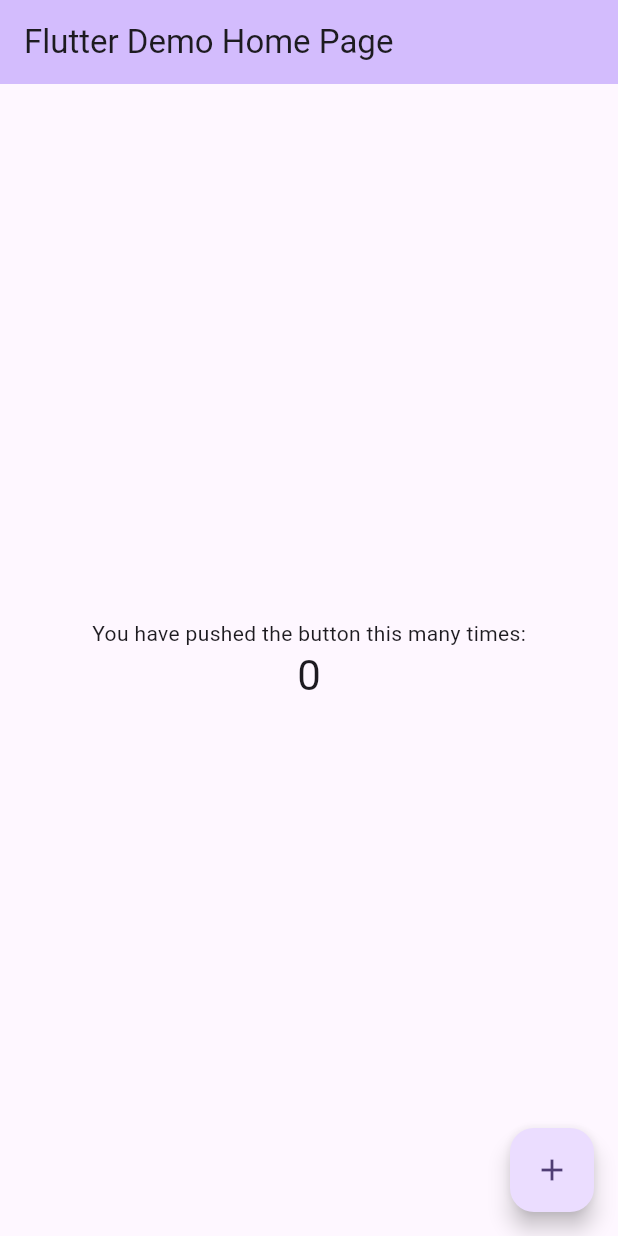
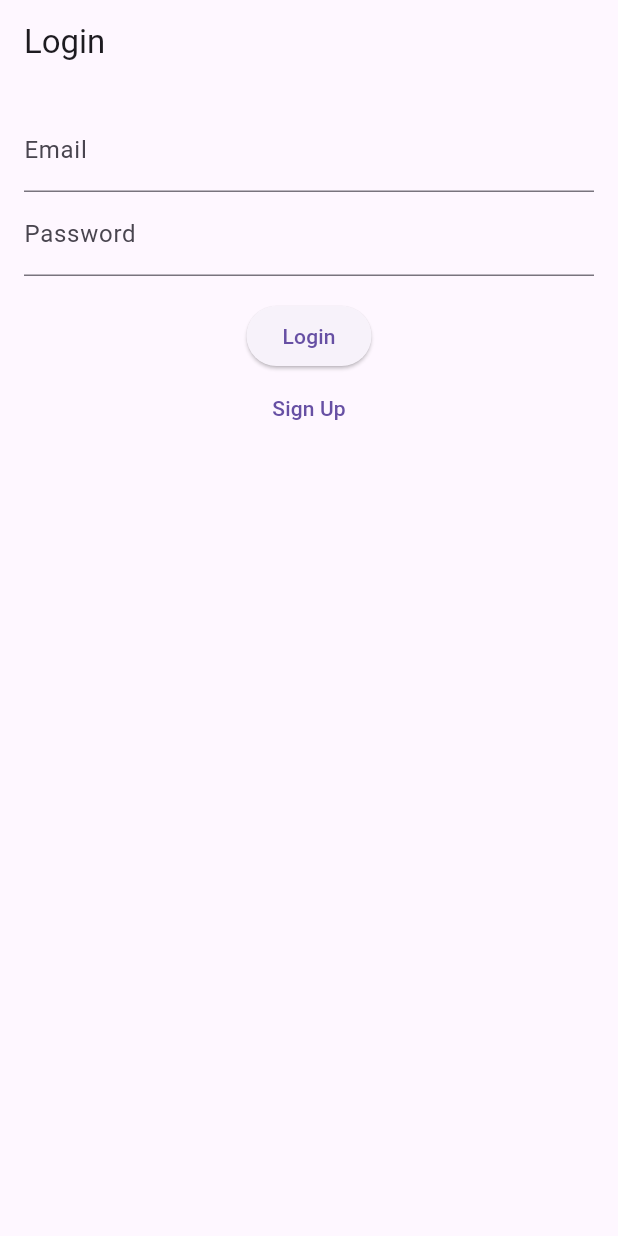
Before and after one commit to NtwaliEliel/Notes-App, a Flutter app: the screen it shows after launch, on a phone screen of 412 x 824 dp. Run offline on Flutter 3.47's test engine with Material 3 defaults, Android fonts, the phone set to English and light mode, and no system bars; our stand-ins replace cloud_firestore, firebase_auth, firebase_core; accounts and stored records are empty.

Commit message:
Updates in Main File

```diff
--- /dev/null
+++ b/notes_app/lib/domain/note_model.dart
@@ -0,0 +1,28 @@
+class Note {
+  final String id;
+  final String text;
+  final DateTime createdAt;
+
+  Note({
+    required this.id,
+    required this.text,
+    required this.createdAt,
+  });
+
+  Map<String, dynamic> toMap(String userId) {
+    return {
+      'id': id,
+      'text': text,
+      'createdAt': createdAt.toIso8601String(),
+      'userId': userId,
+    };
+  }
+
+  factory Note.fromMap(Map<String, dynamic> map) {
+    return Note(
+      id: map['id'],
+      text: map['text'],
+      createdAt: DateTime.parse(map['createdAt']),
+    );
+  }
+}
--- a/notes_app/lib/main.dart
+++ b/notes_app/lib/main.dart
@@ -1,6 +1,11 @@
 import 'package:flutter/foundation.dart';
 import 'package:flutter/material.dart';
 import 'package:firebase_core/firebase_core.dart';
+import 'package:provider/provider.dart';
+import 'providers/auth_provider.dart';
+import 'providers/notes_provider.dart';
+import 'presentation/auth/login_screen.dart';
+import 'presentation/notes/notes_screen.dart';
 
 void main() async{
   WidgetsFlutterBinding.ensureInitialized();
@@ -21,122 +26,32 @@ void main() async{
   // For non-web platforms, initialize Firebase without options
     await Firebase.initializeApp();
   }
-  runApp(const MyApp());
+  runApp(const NotesApp());
 }
 
-class MyApp extends StatelessWidget {
-  const MyApp({super.key});
+class NotesApp extends StatelessWidget {
+  const NotesApp({super.key});
 
-  // This widget is the root of your application.
   @override
   Widget build(BuildContext context) {
-    return MaterialApp(
-      title: 'Flutter Demo',
-      theme: ThemeData(
-        // This is the theme of your application.
-        //
-        // TRY THIS: Try running your application with "flutter run". You'll see
-        // the application has a purple toolbar. Then, without quitting the app,
-        // try changing the seedColor in the colorScheme below to Colors.green
-        // and then invoke "hot reload" (save your changes or press the "hot
-        // reload" button in a Flutter-supported IDE, or press "r" if you used
-        // the command line to start the app).
-        //
-        // Notice that the counter didn't reset back to zero; the application
-        // state is not lost during the reload. To reset the state, use hot
-        // restart instead.
-        //
-        // This works for code too, not just values: Most code changes can be
-        // tested with just a hot reload.
-        colorScheme: ColorScheme.fromSeed(seedColor: Colors.deepPurple),
+    return MultiProvider(
+      providers: [
+        ChangeNotifierProvider(create: (_) => AuthProvider()),
+        ChangeNotifierProvider(create: (_) => NotesProvider()),
+      ],
+      child: MaterialApp(
+        title: 'My Notes App',
+        theme: ThemeData(primarySwatch: Colors.blue),
+        home: Consumer<AuthProvider>(
+          builder: (context, auth, _) {
+            if (auth.isLoggedIn) {
+              return const NotesScreen();
+            } else {
+              return const LoginScreen();
+            }
+          },
+        ),
       ),
-      home: const MyHomePage(title: 'Flutter Demo Home Page'),
     );
   }
 }
-
-class MyHomePage extends StatefulWidget {
-  const MyHomePage({super.key, required this.title});
-
-  // This widget is the home page of your application. It is stateful, meaning
-  // that it has a State object (defined below) that contains fields that affect
-  // how it looks.
-
-  // This class is the configuration for the state. It holds the values (in this
-  // case the title) provided by the parent (in this case the App widget) and
-  // used by the build method of the State. Fields in a Widget subclass are
-  // always marked "final".
-
-  final String title;
-
-  @override
-  State<MyHomePage> createState() => _MyHomePageState();
-}
-
-class _MyHomePageState extends State<MyHomePage> {
-  int _counter = 0;
-
-  void _incrementCounter() {
-    setState(() {
-      // This call to setState tells the Flutter framework that something has
-      // changed in this State, which causes it to rerun the build method below
-      // so that the display can reflect the updated values. If we changed
-      // _counter without calling setState(), then the build method would not be
-      // called again, and so nothing would appear to happen.
-      _counter++;
-    });
-  }
-
-  @override
-  Widget build(BuildContext context) {
-    // This method is rerun every time setState is called, for instance as done
-    // by the _incrementCounter method above.
-    //
-    // The Flutter framework has been optimized to make rerunning build methods
-    // fast, so that you can just rebuild anything that needs updating rather
-    // than having to individually change instances of widgets.
-    return Scaffold(
-      appBar: AppBar(
-        // TRY THIS: Try changing the color here to a specific color (to
-        // Colors.amber, perhaps?) and trigger a hot reload to see the AppBar
-        // change color while the other colors stay the same.
-        backgroundColor: Theme.of(context).colorScheme.inversePrimary,
-        // Here we take the value from the MyHomePage object that was created by
-        // the App.build method, and use it to set our appbar title.
-        title: Text(widget.title),
-      ),
-      body: Center(
-        // Center is a layout widget. It takes a single child and positions it
-        // in the middle of the parent.
-        child: Column(
-          // Column is also a layout widget. It takes a list of children and
-          // arranges them vertically. By default, it sizes itself to fit its
-          // children horizontally, and tries to be as tall as its parent.
-          //
-          // Column has various properties to control how it sizes itself and
-          // how it positions its children. Here we use mainAxisAlignment to
-          // center the children vertically; the main axis here is the vertical
-          // axis because Columns are vertical (the cross axis would be
-          // horizontal).
-          //
-          // TRY THIS: Invoke "debug painting" (choose the "Toggle Debug Paint"
-          // action in the IDE, or press "p" in the console), to see the
-          // wireframe for each widget.
-          mainAxisAlignment: MainAxisAlignment.center,
-          children: <Widget>[
-            const Text('You have pushed the button this many times:'),
-            Text(
-              '$_counter',
-              style: Theme.of(context).textTheme.headlineMedium,
-            ),
-          ],
-        ),
-      ),
-      floatingActionButton: FloatingActionButton(
-        onPressed: _incrementCounter,
-        tooltip: 'Increment',
-        child: const Icon(Icons.add),
-      ), // This trailing comma makes auto-formatting nicer for build methods.
-    );
-  }
-}
--- /dev/null
+++ b/notes_app/lib/presentation/auth/login_screen.dart
@@ -0,0 +1,51 @@
+import 'package:flutter/material.dart';
+import 'package:provider/provider.dart';
+import '../../providers/auth_provider.dart';
+import 'signup_screen.dart';
+
+class LoginScreen extends StatefulWidget {
+  const LoginScreen({super.key});
+
+  @override
+  State<LoginScreen> createState() => _LoginScreenState();
+}
+
+class _LoginScreenState extends State<LoginScreen> {
+  final emailController = TextEditingController();
+  final passwordController = TextEditingController();
+
+  void _login() async {
+    final authProvider = Provider.of<AuthProvider>(context, listen: false);
+    try {
+      await authProvider.signIn(
+        emailController.text.trim(),
+        passwordController.text.trim(),
+      );
+      ScaffoldMessenger.of(context).showSnackBar(const SnackBar(content: Text('Logged in successfully!')));
+    } catch (e) {
+      ScaffoldMessenger.of(context).showSnackBar(SnackBar(content: Text(e.toString())));
+    }
+  }
+
+  @override
+  Widget build(BuildContext context) {
+    return Scaffold(
+      appBar: AppBar(title: const Text("Login")),
+      body: Padding(
+        padding: const EdgeInsets.all(16),
+        child: Column(
+          children: [
+            TextField(controller: emailController, decoration: const InputDecoration(labelText: "Email")),
+            TextField(controller: passwordController, obscureText: true, decoration: const InputDecoration(labelText: "Password")),
+            const SizedBox(height: 16),
+            ElevatedButton(onPressed: _login, child: const Text("Login")),
+            TextButton(
+              onPressed: () => Navigator.push(context, MaterialPageRoute(builder: (_) => const SignupScreen())),
+              child: const Text("Sign Up"),
+            )
+          ],
+        ),
+      ),
+    );
+  }
+}
--- /dev/null
+++ b/notes_app/lib/providers/auth_provider.dart
@@ -0,0 +1,36 @@
+import 'package:flutter/material.dart';
+import 'package:firebase_auth/firebase_auth.dart';
+
+class AuthProvider with ChangeNotifier {
+  final _auth = FirebaseAuth.instance;
+  User? user;
+
+  bool get isLoggedIn => user != null;
+
+  AuthProvider() {
+    _auth.authStateChanges().listen((user) {
+      this.user = user;
+      notifyListeners();
+    });
+  }
+
+  Future<void> signIn(String email, String password) async {
+    try {
+      await _auth.signInWithEmailAndPassword(email: email, password: password);
+    } catch (e) {
+      rethrow;
+    }
+  }
+
+  Future<void> signUp(String email, String password) async {
+    try {
+      await _auth.createUserWithEmailAndPassword(email: email, password: password);
+    } catch (e) {
+      rethrow;
+    }
+  }
+
+  Future<void> signOut() async {
+    await _auth.signOut();
+  }
+}
--- a/notes_app/pubspec.yaml
+++ b/notes_app/pubspec.yaml
@@ -35,6 +35,9 @@ dependencies:
   # Use with the CupertinoIcons class for iOS style icons.
   cupertino_icons: ^1.0.8
   firebase_core: ^3.15.1
+  firebase_auth: ^5.6.2
+  cloud_firestore: ^5.6.11
+  provider: ^6.0.0
 
 dev_dependencies:
   flutter_test:
@@ -45,7 +48,7 @@ dev_dependencies:
   # activated in the `analysis_options.yaml` file located at the root of your
   # package. See that file for information about deactivating specific lint
   # rules and activating additional ones.
-  flutter_lints: ^5.0.0
+  flutter_lints: ^6.0.0
 
 # For information on the generic Dart part of this file, see the
 # following page: https://dart.dev/tools/pub/pubspec
```
Also changed, not shown: notes_app/lib/data/firestore_service.dart (added, +29 -0 lines), notes_app/lib/presentation/auth/signup_screen.dart (added, +47 -0 lines), notes_app/lib/presentation/notes/add_note_dialog.dart (added, +60 -0 lines), notes_app/lib/presentation/notes/notes_screen.dart (added, +92 -0 lines), notes_app/lib/providers/notes_provider.dart (added, +44 -0 lines), notes_app/pubspec.lock, 4 other files.
